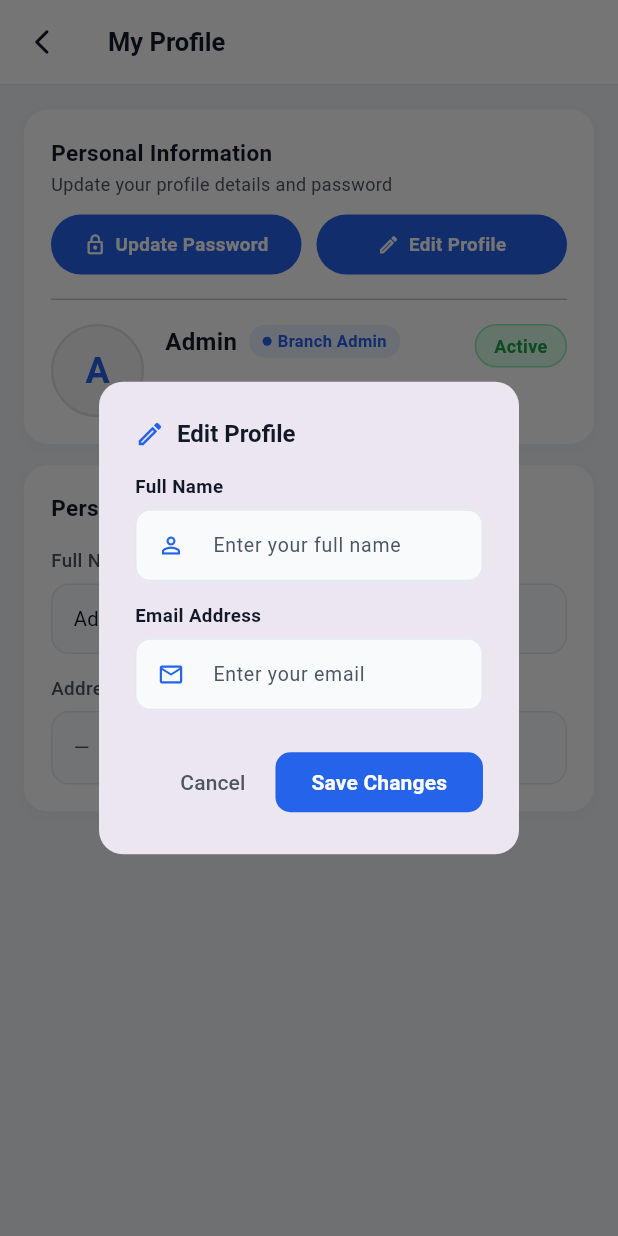
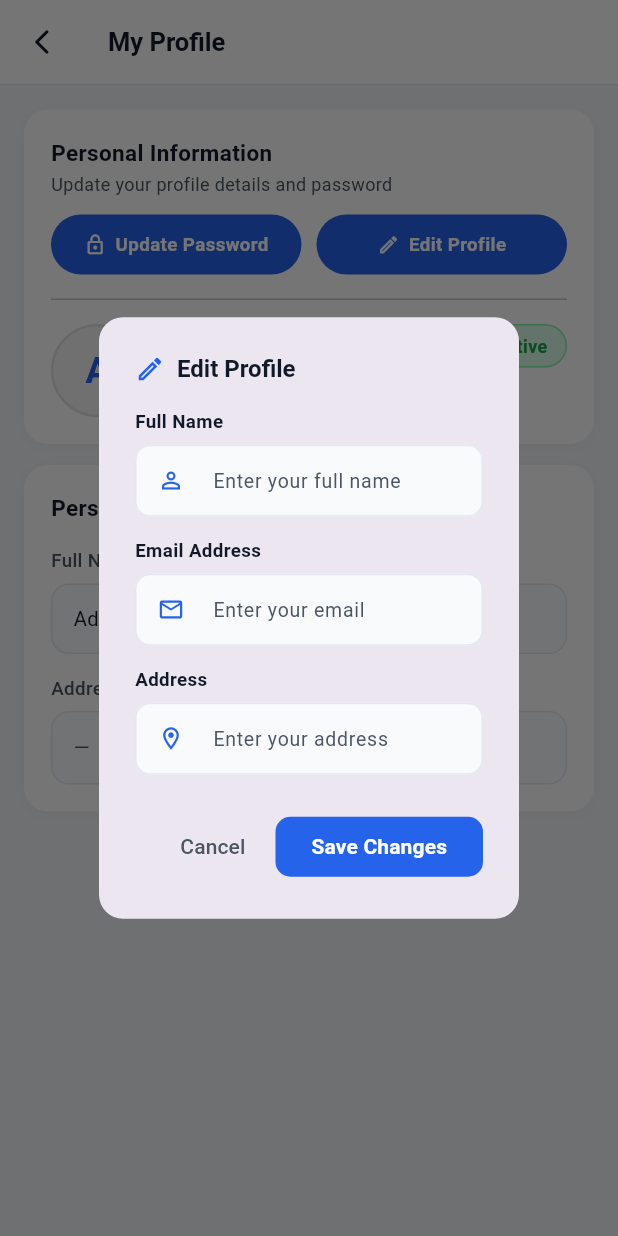
Before and after one commit to rajvishvakarma088-star/retizoai_raj, a Flutter app: the ProfilePage screen opened directly, after a tap on "Edit Profile", on a phone screen of 412 x 824 dp. Run offline on Flutter 3.47's test engine with Material 3 defaults, Android fonts, the phone set to English and light mode, and no system bars; our stand-ins replace animate_do, animated_text_kit, audioplayers, cached_network_image, connectivity_plus, dropdown_button2 and 15 more; missing offline and left inert: app_settings; accounts and stored records are empty; Roboto replaces fonts that are missing (RoobertPRO).

Commit message:
profile update and edit working

```diff
--- a/retizo_ai/lib/GlobalComponents/CommonWidget/ProfilePage.dart
+++ b/retizo_ai/lib/GlobalComponents/CommonWidget/ProfilePage.dart
@@ -17,6 +17,8 @@ class ProfilePage extends StatelessWidget {
         TextEditingController(text: userProvider.name ?? '');
     final emailCtrl =
         TextEditingController(text: userProvider.email ?? '');
+    final addressCtrl =
+        TextEditingController(text: userProvider.address ?? '');
     final formKey = GlobalKey<FormState>();
     bool loading = false;
 
@@ -44,6 +46,7 @@ class ProfilePage extends StatelessWidget {
           ),
           content: Form(
             key: formKey,
+            child: SingleChildScrollView(
               child: Column(
                 mainAxisSize: MainAxisSize.min,
                 children: [
@@ -72,7 +75,15 @@ class ProfilePage extends StatelessWidget {
                       return null;
                     },
                   ),
+                  const SizedBox(height: 14),
+                  _DialogField(
+                    controller: addressCtrl,
+                    label: "Address",
+                    hint: "Enter your address",
+                    icon: Icons.location_on_outlined,
+                  ),
                 ],
+              ),
             ),
           ),
           actions: [
@@ -100,6 +111,7 @@ class ProfilePage extends StatelessWidget {
                         httpCtrl,
                         name: nameCtrl.text.trim(),
                         email: emailCtrl.text.trim(),
+                        address: addressCtrl.text.trim(),
                       );
                       setState(() => loading = false);
 
@@ -289,6 +301,7 @@ class ProfilePage extends StatelessWidget {
     final branchName = userProvider.branchName ?? '';
     final vatNo = userProvider.vatNo ?? '';
     final branchAddress = userProvider.branchAddress ?? '';
+    final userAddress = userProvider.address ?? '';
     final userStatus = userProvider.status ?? 'active';
     final orgPicture = userProvider.orgPicture ?? '';
     final avatarChar =
@@ -505,7 +518,7 @@ class ProfilePage extends StatelessWidget {
                   const SizedBox(height: 14),
                   _ReadField(
                     label: "Address",
-                    value: branchAddress,
+                    value: userAddress,
                     minLines: 2,
                   ),
                 ],
--- a/retizo_ai/lib/HTTPRepository/GlobalServiceURL.dart
+++ b/retizo_ai/lib/HTTPRepository/GlobalServiceURL.dart
@@ -16,8 +16,7 @@ class GlobalServiceURL {
   //-- Pre-login APIs
   static String preLoginUrl = "$baseUrl/auth/org-login";
   static String AuthMeUrl = "$baseUrl/auth/me";
-  static String UpdateProfileUrl = "$baseUrl/auth/update-profile";
-  static String ChangePasswordUrl = "$baseUrl/auth/change-password";
+  static String VerifyCurrentPasswordUrl = "$baseUrl/auth/verify-current-password";
 
   //-- Post-login Order List APIs
   static String OrderListUrl = "$baseUrl/order-master/";
--- a/retizo_ai/lib/HTTPRepository/UserInfo/LoginResponseModel.dart
+++ b/retizo_ai/lib/HTTPRepository/UserInfo/LoginResponseModel.dart
@@ -46,6 +46,7 @@ class UserModel {
   final String vatNo;
   final String orgPicture; // restaurant/org logo URL path
   final String branchAddress;
+  final String address;
   final String status;
   final String picture; // ⭐ Added
   final String appAccess; // ⭐ Added
@@ -64,6 +65,7 @@ class UserModel {
     this.vatNo = "",
     this.orgPicture = "",
     this.branchAddress = "",
+    this.address = "",
     this.status = "",
     this.picture = "", // ⭐ Added
     this.appAccess = "", // ⭐ Added
@@ -87,6 +89,7 @@ class UserModel {
       vatNo: json['vat_no']?.toString() ?? "",
       orgPicture: json['org_picture']?.toString() ?? "",
       branchAddress: json['branch_address']?.toString() ?? "",
+      address: json['address']?.toString() ?? "",
       status: json['status']?.toString() ?? "",
       appAccess: json['app_access']?.toString() ?? "",
       picture: json['picture']?.toString() ?? GlobalServiceURL.noImage,
@@ -112,6 +115,7 @@ class UserModel {
     'vat_no': vatNo,
     'org_picture': orgPicture,
     'branch_address': branchAddress,
+    'address': address,
     'status': status,
     'app_access': appAccess,
     'picture': picture, // ⭐ Added
@@ -119,6 +123,7 @@ class UserModel {
       (key, value) => MapEntry(key, value.toJson()),
     ),
   };
+
 }
 
 //================ Permission Model =================//
```
Also changed, not shown: retizo_ai/lib/GlobalComponents/CommonProvider/CommonProvider.dart (+68 -12 lines). Lines whose indentation alone changed are shown as unchanged.
